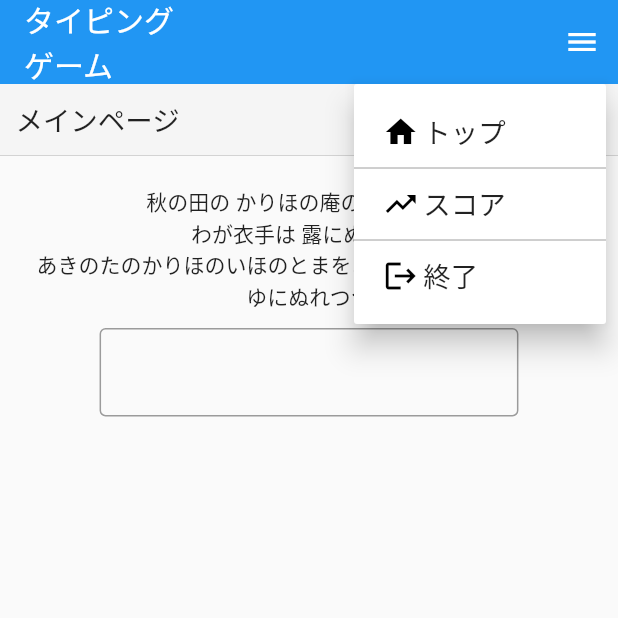
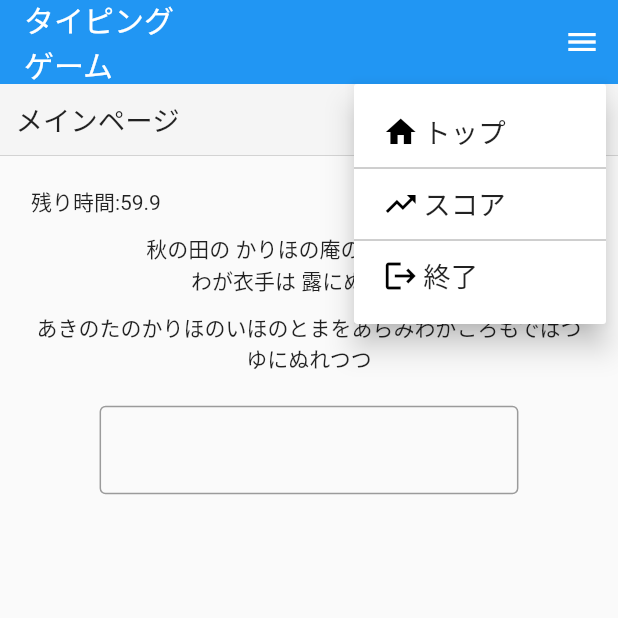
Before and after one commit to t-akkun/typing, a Flutter app: the TypingPage screen opened directly, after a tap on the "menu" icon, on a phone screen of 412 x 824 dp, the top half of it. Run offline on Flutter 3.47's test engine with Material 2 defaults, Android fonts, the phone set to English and light mode, and no system bars; our stand-ins replace flutter_bloc, flutter_screenutil; missing offline and left inert: dart:ffi.

Commit message:
add: タイマーイベントと終了画面の作成

```diff
--- a/lib/constants.dart
+++ b/lib/constants.dart
@@ -8,6 +8,7 @@ class AppString {
   static const top = "トップ";
   static const chart = "スコア";
   static const finish = "終了";
+  static const retry = "リトライ";
 }
 
 class AppTextStyle {
@@ -15,6 +16,7 @@ class AppTextStyle {
   static final title = TextStyle(fontSize: 40.sp);
   static final menu = TextStyle(fontSize: 20.sp);
   static final pageTitle = TextStyle(fontSize: 20.sp);
+  static final startCount = TextStyle(fontSize: 40.sp);
 }
 
 class AppPadding {
@@ -25,7 +27,12 @@ class AppPadding {
 }
 
 class AppDesign {
-  static final smallSpace = 100.h;
+  static final smallSpace = 10.h;
+}
+
+class AppData {
+  static const startCount = 3;
+  static const playTime = 60;
 }
 
 class AppColor {
--- a/lib/presentation/pages/typing_page.dart
+++ b/lib/presentation/pages/typing_page.dart
@@ -1,3 +1,6 @@
+import 'dart:async';
+import 'dart:ffi';
+
 import 'package:flutter/material.dart';
 import 'package:flutter/services.dart';
 import 'package:flutter_bloc/flutter_bloc.dart';
@@ -21,10 +24,42 @@ class TypingPage extends StatefulWidget {
 
 class TypingPageState extends State<TypingPage> {
   late TypingBloc _bloc;
-  String _pageName = 'メインページ';
+  String pageName = 'メインページ';
   final TextEditingController _typingFormController = TextEditingController();
+  Timer? _timerEvent;
+  double _timer = 0;
+  int _startCount = 0;
+  TypingState _state = TypingState.start;
+  QuestionData? _currentQuestion;
+  int _score = 0;
 
-  QuestionData? _currentQuestion;
+  @override
+  void initState() {
+    super.initState();
+    //タイマーイベントの作成
+    _timerEvent = Timer.periodic(Duration(milliseconds: 100), (timer) {
+      _timer += 0.1;
+      setState(() {
+        switch (_state) {
+          case TypingState.start:
+            _startCount = AppData.startCount - _timer.toInt();
+            if (_timer > AppData.startCount) {
+              _timer = 0;
+              _state = TypingState.play;
+            }
+            break;
+          case TypingState.play:
+            if (_timer > AppData.playTime) {
+              _timer = 0;
+              _state = TypingState.finish;
+            }
+            break;
+          default:
+            break;
+        }
+      });
+    });
+  }
 
   @override
   void didChangeDependencies() {
@@ -34,13 +69,81 @@ class TypingPageState extends State<TypingPage> {
     _bloc.add(TypingEvent.next);
   }
 
+//回答の送信
   void _sendAnswer() {
     if (_currentQuestion != null) {
       if (_typingFormController.text == _currentQuestion!.typingQuestion) {
         _typingFormController.text = "";
+        _score++;
         _bloc.add(TypingEvent.next);
       }
     }
+  }
+
+  //データの初期化、リトライ
+  void _init() {
+    _startCount = 0;
+    _state = TypingState.start;
+    _bloc.add(TypingEvent.next);
+    _timer = 0;
+  }
+
+  //コンテンツの作成
+  Widget _createContent() {
+    Widget _content = Container();
+    switch (_state) {
+      case TypingState.start:
+        _content = Center(
+            child:
+                Text(_startCount.toString(), style: AppTextStyle.startCount));
+        break;
+      case TypingState.play:
+        if (_currentQuestion != null) {
+          _content = Column(
+            crossAxisAlignment: CrossAxisAlignment.center,
+            children: [
+              Container(
+                  width: double.infinity,
+                  alignment: Alignment.centerLeft,
+                  child: Text(
+                      "残り時間:${(AppData.playTime - _timer).toStringAsFixed(1)}")),
+              SizedBox(height: AppDesign.smallSpace),
+              Text(_currentQuestion!.displayQuestion,
+                  textAlign: TextAlign.center),
+              SizedBox(height: AppDesign.smallSpace),
+              Text(_currentQuestion!.typingQuestion,
+                  textAlign: TextAlign.center),
+              SizedBox(height: AppDesign.smallSpace),
+              TypingFormWidget(
+                  controller: _typingFormController, onPressEnter: _sendAnswer),
+            ],
+          );
+        }
+        break;
+      case TypingState.finish:
+        _content = Column(
+          crossAxisAlignment: CrossAxisAlignment.center,
+          children: [
+            Text("終了！", textAlign: TextAlign.center),
+            SizedBox(height: AppDesign.smallSpace),
+            Text("スコア:$_score", textAlign: TextAlign.center),
+            SizedBox(height: AppDesign.smallSpace),
+            ElevatedButton(
+              child: Text(
+                AppString.retry,
+                style: AppTextStyle.bigButton,
+              ),
+              style: ElevatedButton.styleFrom(),
+              onPressed: () {
+                _init();
+              },
+            ),
+          ],
+        );
+        break;
+      default:
+    }
+    return _content;
   }
 
   @override
@@ -77,7 +180,7 @@ class TypingPageState extends State<TypingPage> {
                     child: Padding(
                       padding: AppPadding.text,
                       child: Text(
-                        _pageName,
+                        pageName,
                         style: AppTextStyle.pageTitle,
                         textAlign: TextAlign.left,
                       ),
@@ -87,22 +190,10 @@ class TypingPageState extends State<TypingPage> {
                     builder: (context, data) {
                       _currentQuestion = data;
                       return Center(
-                        //コンテンツ部分
                         child: Padding(
-                          padding: AppPadding.page,
-                          child: Column(
-                            crossAxisAlignment: CrossAxisAlignment.center,
-                            children: [
-                              Text(data.displayQuestion,
-                                  textAlign: TextAlign.center),
-                              Text(data.typingQuestion,
-                                  textAlign: TextAlign.center),
-                              TypingFormWidget(
-                                  controller: _typingFormController,
-                                  onPressEnter: _sendAnswer),
-                            ],
-                          ),
-                        ),
+                            padding: AppPadding.page,
+                            //コンテンツ部分
+                            child: _createContent()),
                       );
                     },
                   ),
@@ -114,4 +205,17 @@ class TypingPageState extends State<TypingPage> {
       ),
     );
   }
+
+  @override
+  void dispose() {
+    super.dispose();
+    //タイマーイベントの終了
+    _timerEvent?.cancel();
+  }
 }
+
+enum TypingState {
+  start,
+  play,
+  finish,
+}
```
